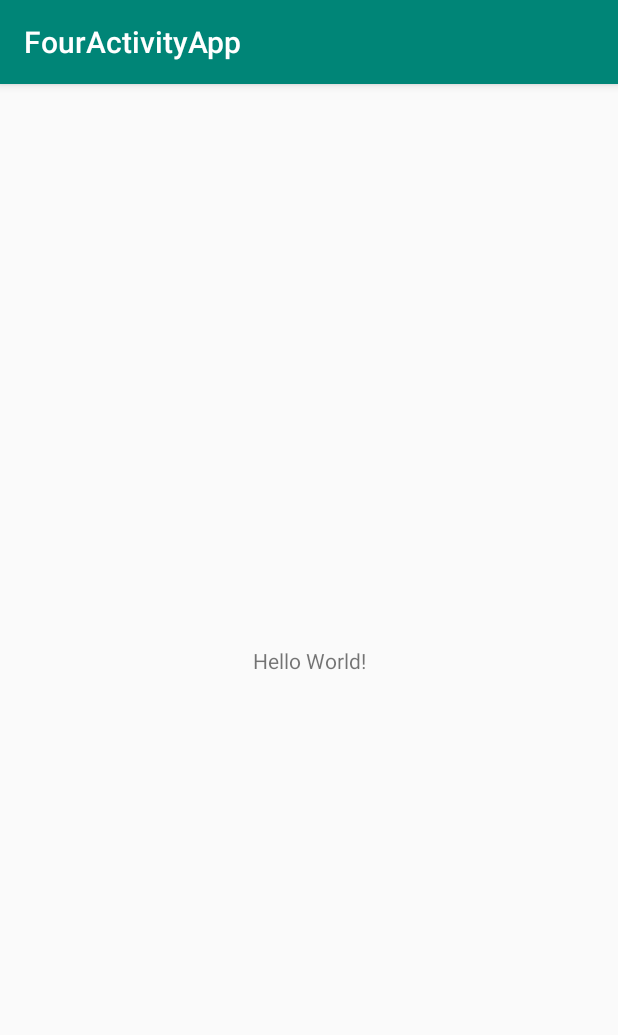
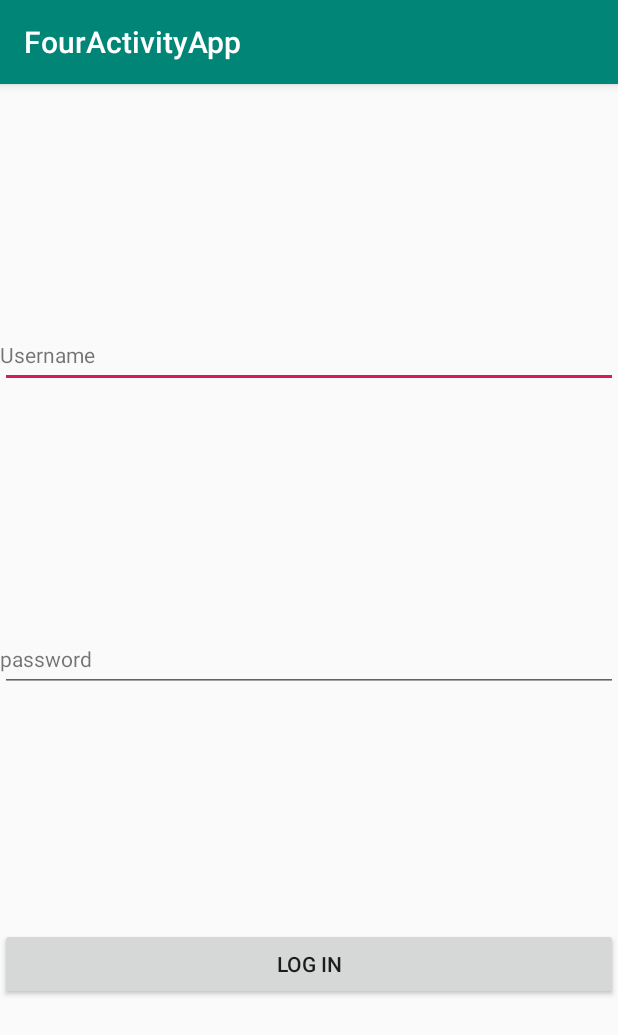
Before and after one commit to twofingerdeathpunch/FourActivityApp, an Android app: the screen it shows after launch (MainActivity), on a phone screen of 412 x 824 dp. Shown: the top 1035 px of the screen. Run offline under Robolectric (Android 15) with nearby library versions, the phone set to English and light mode, and no system bars.

Commit message:
Start log in activity

```diff
--- a/app/src/main/res/layout/activity_main.xml
+++ b/app/src/main/res/layout/activity_main.xml
@@ -7,12 +7,53 @@
     tools:context=".MainActivity">
 
     <TextView
-        android:layout_width="wrap_content"
+        android:id="@+id/username_text"
+        android:layout_width="match_parent"
         android:layout_height="wrap_content"
-        android:text="Hello World!"
-        app:layout_constraintBottom_toBottomOf="parent"
-        app:layout_constraintLeft_toLeftOf="parent"
-        app:layout_constraintRight_toRightOf="parent"
+        android:text="@string/username"
+        app:layout_constraintBottom_toTopOf="@+id/username_edit"
+        app:layout_constraintEnd_toEndOf="parent"
+        app:layout_constraintHorizontal_bias="0.5"
+        app:layout_constraintStart_toStartOf="parent"
+        app:layout_constraintTop_toBottomOf="@+id/username_edit" />
+
+    <EditText
+        android:id="@+id/username_edit"
+        android:layout_width="match_parent"
+        android:layout_height="wrap_content"
+        app:layout_constraintBottom_toTopOf="@+id/password_edit"
+        app:layout_constraintEnd_toEndOf="parent"
+        app:layout_constraintHorizontal_bias="0.5"
+        app:layout_constraintStart_toStartOf="parent"
         app:layout_constraintTop_toTopOf="parent" />
 
+    <TextView
+        android:id="@+id/password_text"
+        android:layout_width="match_parent"
+        android:layout_height="wrap_content"
+        android:text="@string/password"
+        app:layout_constraintBottom_toTopOf="@+id/password_edit"
+        app:layout_constraintEnd_toEndOf="parent"
+        app:layout_constraintHorizontal_bias="0.5"
+        app:layout_constraintStart_toStartOf="parent"
+        app:layout_constraintTop_toBottomOf="@+id/password_edit" />
+
+    <EditText
+        android:id="@+id/password_edit"
+        android:layout_width="match_parent"
+        android:layout_height="wrap_content"
+        app:layout_constraintBottom_toTopOf="@+id/login_button"
+        app:layout_constraintEnd_toEndOf="parent"
+        app:layout_constraintHorizontal_bias="0.5"
+        app:layout_constraintStart_toStartOf="parent"
+        app:layout_constraintTop_toBottomOf="@+id/username_edit" />
+
+    <Button
+        android:id="@+id/login_button"
+        android:layout_width="match_parent"
+        android:layout_height="wrap_content"
+        android:text="@string/log_in"
+        app:layout_constraintBottom_toBottomOf="parent"
+        app:layout_constraintTop_toBottomOf="@+id/password_edit" />
+
 </android.support.constraint.ConstraintLayout>
--- a/app/src/main/res/values/strings.xml
+++ b/app/src/main/res/values/strings.xml
@@ -1,3 +1,6 @@
 <resources>
     <string name="app_name">FourActivityApp</string>
+    <string name="log_in">Log In</string>
+    <string name="password">password</string>
+    <string name="username">Username</string>
 </resources>
```
